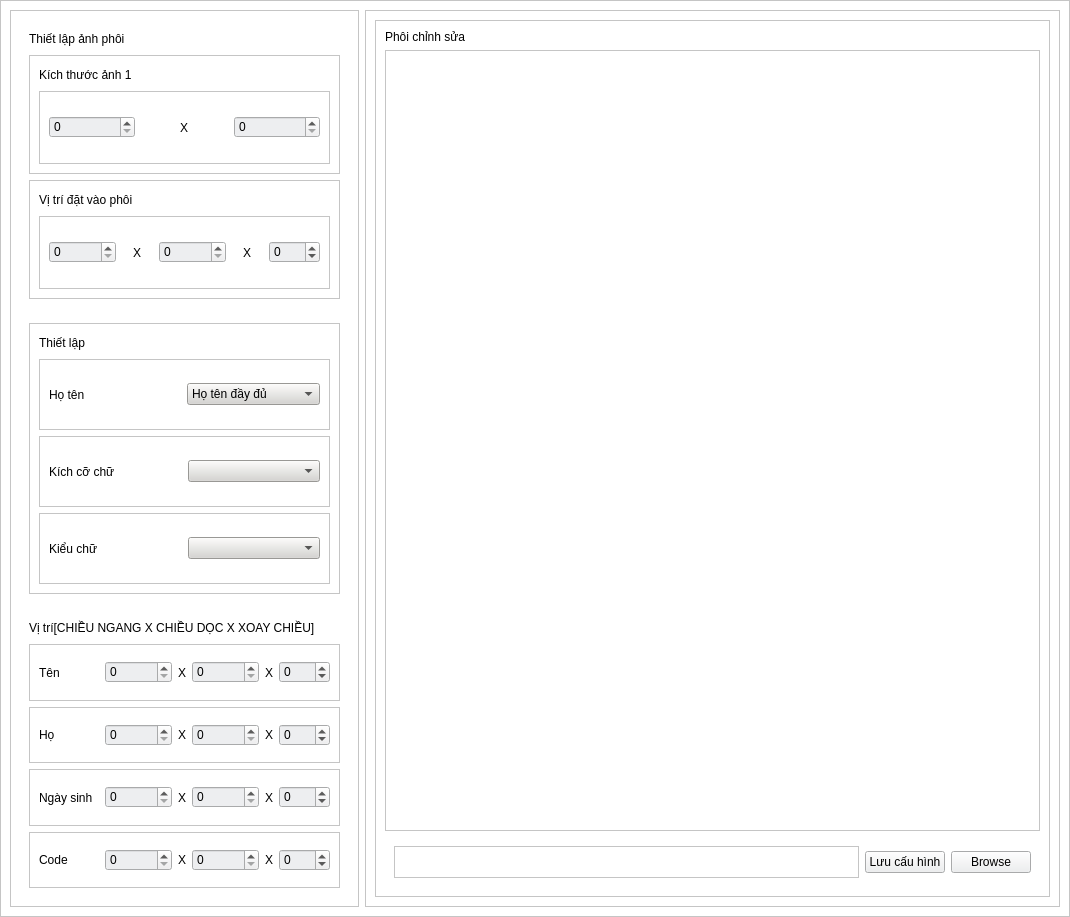
This is upPhoiWindow.ui in NguyenHuuHai2310/code_dao as Qt 5 draws it before an edit. The edited form follows.
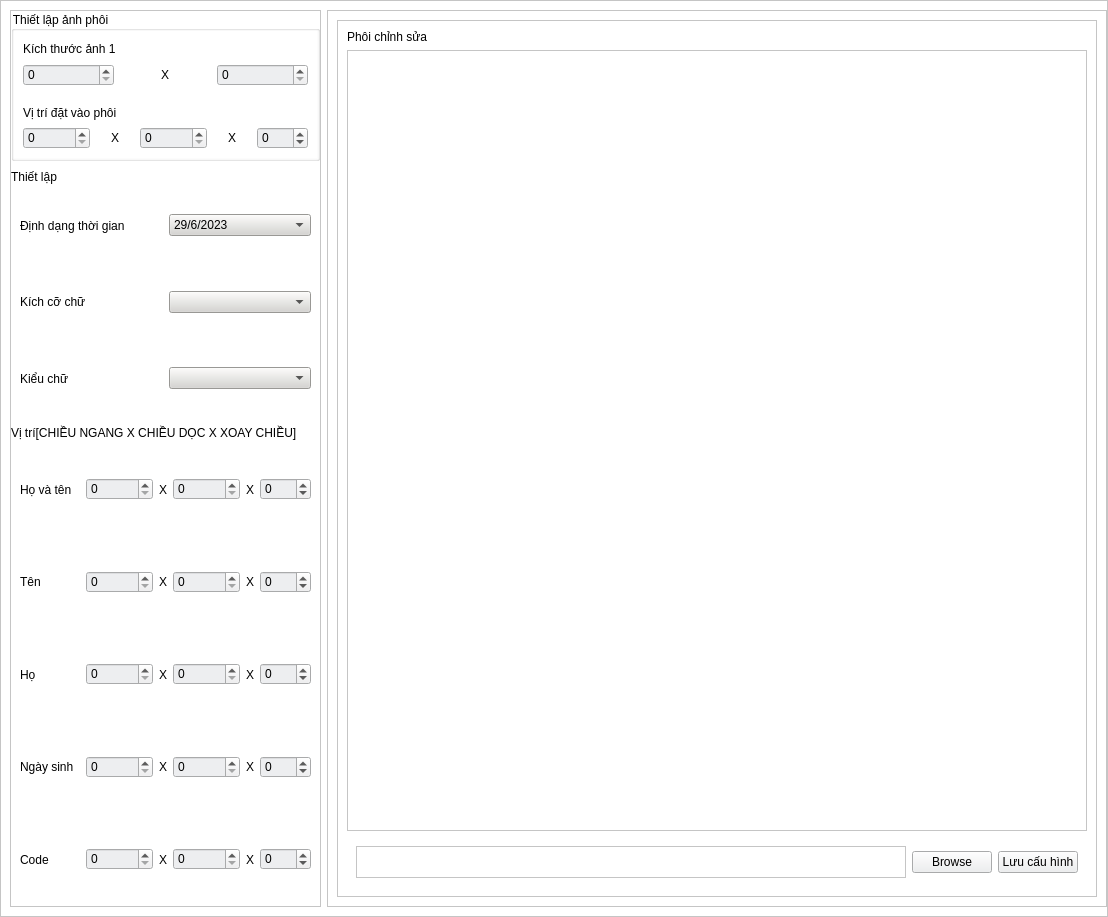
This is the edited form.

```diff
--- a/upPhoiWindow.ui
+++ b/upPhoiWindow.ui
@@ -6,7 +6,7 @@
    <rect>
     <x>0</x>
     <y>0</y>
-    <width>1070</width>
+    <width>1108</width>
     <height>917</height>
    </rect>
   </property>
@@ -45,6 +45,15 @@
        <enum>QFrame::Raised</enum>
       </property>
       <layout class="QHBoxLayout" name="horizontalLayout_2">
+       <property name="leftMargin">
+        <number>9</number>
+       </property>
+       <property name="topMargin">
+        <number>9</number>
+       </property>
+       <property name="rightMargin">
+        <number>0</number>
+       </property>
        <item>
         <widget class="QFrame" name="frame_5">
          <property name="minimumSize">
@@ -55,7 +64,7 @@
          </property>
          <property name="maximumSize">
           <size>
-           <width>420</width>
+           <width>520</width>
            <height>16777215</height>
           </size>
          </property>
@@ -69,8 +78,26 @@
           <enum>QFrame::Raised</enum>
          </property>
          <layout class="QVBoxLayout" name="verticalLayout_3">
+          <property name="leftMargin">
+           <number>0</number>
+          </property>
+          <property name="topMargin">
+           <number>0</number>
+          </property>
+          <property name="rightMargin">
+           <number>0</number>
+          </property>
+          <property name="bottomMargin">
+           <number>0</number>
+          </property>
           <item>
            <widget class="QFrame" name="frame_9">
+            <property name="maximumSize">
+             <size>
+              <width>16777215</width>
+              <height>150</height>
+             </size>
+            </property>
             <property name="frameShape">
              <enum>QFrame::NoFrame</enum>
             </property>
@@ -78,29 +105,55 @@
              <enum>QFrame::Raised</enum>
             </property>
             <layout class="QVBoxLayout" name="verticalLayout_4">
+             <property name="spacing">
+              <number>0</number>
+             </property>
+             <property name="leftMargin">
+              <number>0</number>
+             </property>
+             <property name="topMargin">
+              <number>0</number>
+             </property>
+             <property name="rightMargin">
+              <number>0</number>
+             </property>
+             <property name="bottomMargin">
+              <number>0</number>
+             </property>
              <item>
-              <widget class="QLabel" name="label_3">
+              <widget class="QGroupBox" name="groupBox">
                <property name="maximumSize">
                 <size>
                  <width>16777215</width>
-                 <height>20</height>
+                 <height>150</height>
                 </size>
                </property>
-               <property name="styleSheet">
-                <string notr="true">color: rgb(0, 0, 0);</string>
-               </property>
-               <property name="text">
+               <property name="title">
                 <string>Thiết lập ảnh phôi</string>
                </property>
-              </widget>
-             </item>
+               <layout class="QVBoxLayout" name="verticalLayout_9">
+                <property name="spacing">
+                 <number>0</number>
+                </property>
+                <property name="leftMargin">
+                 <number>0</number>
+                </property>
+                <property name="topMargin">
+                 <number>0</number>
+                </property>
+                <property name="rightMargin">
+                 <number>0</number>
+                </property>
+                <property name="bottomMargin">
+                 <number>0</number>
+                </property>
              <item>
               <widget class="QFrame" name="frame_10">
                <property name="styleSheet">
                 <string notr="true"/>
                </property>
                <property name="frameShape">
-                <enum>QFrame::StyledPanel</enum>
+                   <enum>QFrame::NoFrame</enum>
                </property>
                <property name="frameShadow">
                 <enum>QFrame::Raised</enum>
@@ -125,12 +178,24 @@
                 <item>
                  <widget class="QFrame" name="frame_12">
                   <property name="frameShape">
-                   <enum>QFrame::StyledPanel</enum>
+                      <enum>QFrame::NoFrame</enum>
                   </property>
                   <property name="frameShadow">
                    <enum>QFrame::Raised</enum>
                   </property>
                   <layout class="QHBoxLayout" name="horizontalLayout_3">
+                      <property name="leftMargin">
+                       <number>0</number>
+                      </property>
+                      <property name="topMargin">
+                       <number>0</number>
+                      </property>
+                      <property name="rightMargin">
+                       <number>0</number>
+                      </property>
+                      <property name="bottomMargin">
+                       <number>0</number>
+                      </property>
                    <item>
                     <widget class="QSpinBox" name="spinBox">
                      <property name="styleSheet">
@@ -181,7 +246,7 @@
                 <string notr="true"/>
                </property>
                <property name="frameShape">
-                <enum>QFrame::StyledPanel</enum>
+                   <enum>QFrame::NoFrame</enum>
                </property>
                <property name="frameShadow">
                 <enum>QFrame::Raised</enum>
@@ -206,12 +271,27 @@
                 <item>
                  <widget class="QFrame" name="frame_13">
                   <property name="frameShape">
-                   <enum>QFrame::StyledPanel</enum>
+                      <enum>QFrame::NoFrame</enum>
                   </property>
                   <property name="frameShadow">
                    <enum>QFrame::Raised</enum>
                   </property>
                   <layout class="QHBoxLayout" name="horizontalLayout_4">
+                      <property name="spacing">
+                       <number>0</number>
+                      </property>
+                      <property name="leftMargin">
+                       <number>0</number>
+                      </property>
+                      <property name="topMargin">
+                       <number>0</number>
+                      </property>
+                      <property name="rightMargin">
+                       <number>0</number>
+                      </property>
+                      <property name="bottomMargin">
+                       <number>0</number>
+                      </property>
                    <item>
                     <widget class="QSpinBox" name="spinBox_3">
                      <property name="styleSheet">
@@ -277,8 +357,17 @@
             </layout>
            </widget>
           </item>
+            </layout>
+           </widget>
+          </item>
           <item>
            <widget class="QFrame" name="frame_7">
+            <property name="maximumSize">
+             <size>
+              <width>16777215</width>
+              <height>250</height>
+             </size>
+            </property>
             <property name="frameShape">
              <enum>QFrame::NoFrame</enum>
             </property>
@@ -286,18 +375,54 @@
              <enum>QFrame::Raised</enum>
             </property>
             <layout class="QVBoxLayout" name="verticalLayout_2">
+             <property name="spacing">
+              <number>0</number>
+             </property>
+             <property name="leftMargin">
+              <number>0</number>
+             </property>
+             <property name="topMargin">
+              <number>0</number>
+             </property>
+             <property name="rightMargin">
+              <number>0</number>
+             </property>
+             <property name="bottomMargin">
+              <number>0</number>
+             </property>
              <item>
               <widget class="QFrame" name="frame_8">
+               <property name="maximumSize">
+                <size>
+                 <width>16777215</width>
+                 <height>250</height>
+                </size>
+               </property>
                <property name="styleSheet">
                 <string notr="true"/>
                </property>
                <property name="frameShape">
-                <enum>QFrame::StyledPanel</enum>
+                <enum>QFrame::NoFrame</enum>
                </property>
                <property name="frameShadow">
                 <enum>QFrame::Raised</enum>
                </property>
                <layout class="QVBoxLayout" name="verticalLayout_7">
+                <property name="spacing">
+                 <number>0</number>
+                </property>
+                <property name="leftMargin">
+                 <number>0</number>
+                </property>
+                <property name="topMargin">
+                 <number>0</number>
+                </property>
+                <property name="rightMargin">
+                 <number>0</number>
+                </property>
+                <property name="bottomMargin">
+                 <number>0</number>
+                </property>
                 <item>
                  <widget class="QLabel" name="label_31">
                   <property name="maximumSize">
@@ -315,44 +440,35 @@
                  </widget>
                 </item>
                 <item>
-                 <widget class="QFrame" name="frame_3">
+                 <widget class="QFrame" name="frame_time_format">
                   <property name="frameShape">
-                   <enum>QFrame::StyledPanel</enum>
+                   <enum>QFrame::NoFrame</enum>
                   </property>
                   <property name="frameShadow">
                    <enum>QFrame::Raised</enum>
                   </property>
-                  <layout class="QHBoxLayout" name="horizontalLayout_11">
+                  <layout class="QHBoxLayout" name="horizontalLayout_13">
                    <item>
-                    <widget class="QLabel" name="label_34">
-                     <property name="maximumSize">
-                      <size>
-                       <width>16777215</width>
-                       <height>16777215</height>
-                      </size>
-                     </property>
-                     <property name="styleSheet">
-                      <string notr="true">color: rgb(0, 0, 0);</string>
-                     </property>
+                    <widget class="QLabel" name="label">
                      <property name="text">
-                      <string>Họ tên</string>
+                      <string>Định dạng thời gian</string>
                      </property>
                     </widget>
                    </item>
                    <item>
-                    <widget class="QComboBox" name="comboBox_4">
+                    <widget class="QComboBox" name="comboBox_time_format">
                      <property name="styleSheet">
                       <string notr="true">background-color: #d6d5d1;
 color: rgb(0,0,0);</string>
                      </property>
                      <item>
                       <property name="text">
-                       <string>Họ tên đầy đủ</string>
+                       <string>29/6/2023</string>
                       </property>
                      </item>
                      <item>
                       <property name="text">
-                       <string>Tách riêng Họ, Tên</string>
+                       <string>29 June 2023</string>
                       </property>
                      </item>
                     </widget>
@@ -366,7 +482,7 @@
                    <string notr="true"/>
                   </property>
                   <property name="frameShape">
-                   <enum>QFrame::StyledPanel</enum>
+                   <enum>QFrame::NoFrame</enum>
                   </property>
                   <property name="frameShadow">
                    <enum>QFrame::Raised</enum>
@@ -405,7 +521,7 @@
                    <string notr="true"/>
                   </property>
                   <property name="frameShape">
-                   <enum>QFrame::StyledPanel</enum>
+                   <enum>QFrame::NoFrame</enum>
                   </property>
                   <property name="frameShadow">
                    <enum>QFrame::Raised</enum>
@@ -447,6 +563,21 @@
              <enum>QFrame::Raised</enum>
             </property>
             <layout class="QVBoxLayout" name="verticalLayout_8">
+             <property name="spacing">
+              <number>0</number>
+             </property>
+             <property name="leftMargin">
+              <number>0</number>
+             </property>
+             <property name="topMargin">
+              <number>0</number>
+             </property>
+             <property name="rightMargin">
+              <number>0</number>
+             </property>
+             <property name="bottomMargin">
+              <number>0</number>
+             </property>
              <item>
               <widget class="QLabel" name="label_15">
                <property name="maximumSize">
@@ -463,10 +594,94 @@
                </property>
               </widget>
              </item>
+             <item>
+              <widget class="QFrame" name="frame_20">
+               <property name="frameShape">
+                <enum>QFrame::NoFrame</enum>
+               </property>
+               <property name="frameShadow">
+                <enum>QFrame::Raised</enum>
+               </property>
+               <layout class="QHBoxLayout" name="horizontalLayout_14">
+                <item>
+                 <widget class="QLabel" name="label_27">
+                  <property name="minimumSize">
+                   <size>
+                    <width>60</width>
+                    <height>0</height>
+                   </size>
+                  </property>
+                  <property name="styleSheet">
+                   <string notr="true">color: rgb(0, 0, 0);</string>
+                  </property>
+                  <property name="text">
+                   <string>Họ và tên</string>
+                  </property>
+                 </widget>
+                </item>
+                <item>
+                 <widget class="QSpinBox" name="spinBox_26">
+                  <property name="styleSheet">
+                   <string notr="true">background-color: #edeef0;
+color: rgb(0,0,0);</string>
+                  </property>
+                  <property name="maximum">
+                   <number>9999999</number>
+                  </property>
+                 </widget>
+                </item>
+                <item>
+                 <widget class="QLabel" name="label_36">
+                  <property name="styleSheet">
+                   <string notr="true">color: rgb(0, 0, 0);</string>
+                  </property>
+                  <property name="text">
+                   <string>X</string>
+                  </property>
+                 </widget>
+                </item>
+                <item>
+                 <widget class="QSpinBox" name="spinBox_27">
+                  <property name="styleSheet">
+                   <string notr="true">background-color: #edeef0;
+color: rgb(0,0,0);</string>
+                  </property>
+                  <property name="maximum">
+                   <number>9999999</number>
+                  </property>
+                 </widget>
+                </item>
+                <item>
+                 <widget class="QLabel" name="label_35">
+                  <property name="styleSheet">
+                   <string notr="true">color: rgb(0, 0, 0);</string>
+                  </property>
+                  <property name="text">
+                   <string>X</string>
+                  </property>
+                 </widget>
+                </item>
+                <item>
+                 <widget class="QSpinBox" name="spinBox_28">
+                  <property name="styleSheet">
+                   <string notr="true">background-color: #edeef0;
+color: rgb(0,0,0);</string>
+                  </property>
+                  <property name="minimum">
+                   <number>-360</number>
+                  </property>
+                  <property name="maximum">
+                   <number>360</number>
+                  </property>
+                 </widget>
+                </item>
+               </layout>
+              </widget>
+             </item>
              <item>
               <widget class="QFrame" name="frame_18">
                <property name="frameShape">
-                <enum>QFrame::StyledPanel</enum>
+                <enum>QFrame::NoFrame</enum>
                </property>
                <property name="frameShadow">
                 <enum>QFrame::Raised</enum>
@@ -553,7 +768,7 @@
                 <string notr="true"/>
                </property>
                <property name="frameShape">
-                <enum>QFrame::StyledPanel</enum>
+                <enum>QFrame::NoFrame</enum>
                </property>
                <property name="frameShadow">
                 <enum>QFrame::Raised</enum>
@@ -640,7 +855,7 @@
                 <string notr="true"/>
                </property>
                <property name="frameShape">
-                <enum>QFrame::StyledPanel</enum>
+                <enum>QFrame::NoFrame</enum>
                </property>
                <property name="frameShadow">
                 <enum>QFrame::Raised</enum>
@@ -724,7 +939,7 @@
              <item>
               <widget class="QFrame" name="frame_19">
                <property name="frameShape">
-                <enum>QFrame::StyledPanel</enum>
+                <enum>QFrame::NoFrame</enum>
                </property>
                <property name="frameShadow">
                 <enum>QFrame::Raised</enum>
@@ -873,7 +1088,7 @@
                  <rect>
                   <x>0</x>
                   <y>0</y>
-                  <width>619</width>
+                  <width>704</width>
                   <height>778</height>
                  </rect>
                 </property>
@@ -918,6 +1133,17 @@
                   </property>
                  </widget>
                 </item>
+                <item>
+                 <widget class="QPushButton" name="pushButton">
+                  <property name="styleSheet">
+                   <string notr="true">background-color: #edeef0;
+color: rgb(0,0,0);</string>
+                  </property>
+                  <property name="text">
+                   <string>Browse</string>
+                  </property>
+                 </widget>
+                </item>
                 <item>
                  <widget class="QPushButton" name="btn_preview">
                   <property name="maximumSize">
@@ -935,17 +1161,6 @@
                   </property>
                  </widget>
                 </item>
-                <item>
-                 <widget class="QPushButton" name="pushButton">
-                  <property name="styleSheet">
-                   <string notr="true">background-color: #edeef0;
-color: rgb(0,0,0);</string>
-                  </property>
-                  <property name="text">
-                   <string>Browse</string>
-                  </property>
-                 </widget>
-                </item>
                </layout>
               </widget>
              </item>
```
Lines whose indentation alone changed are shown as unchanged.
